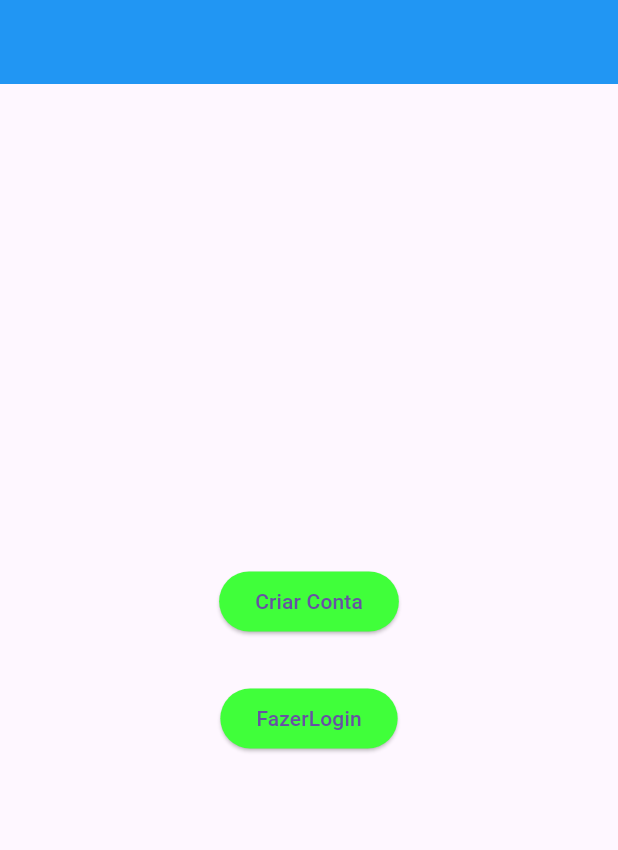
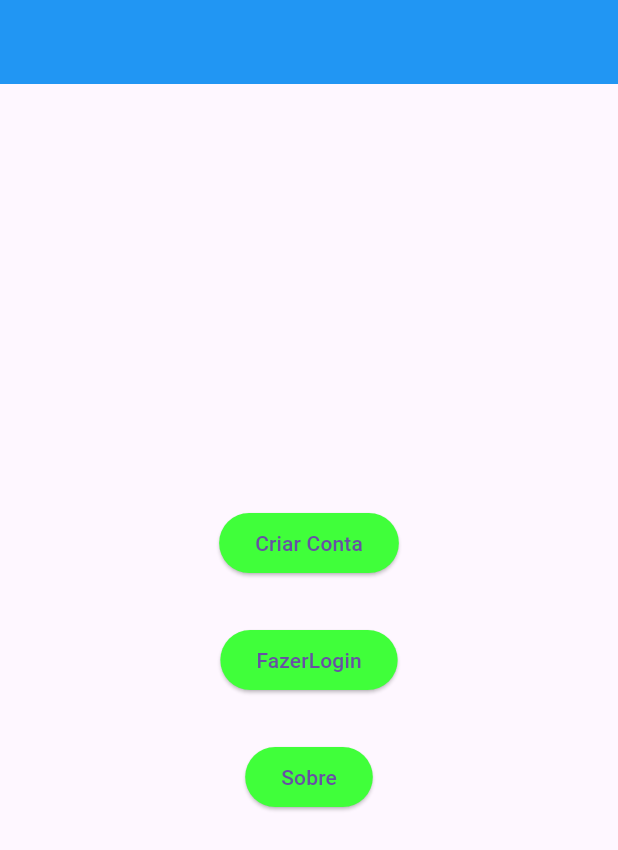
Before and after one commit to evertonMalta/prova_p1, a Flutter app: the screen it shows after launch, on a phone screen of 412 x 824 dp. Shown: the top 850 px of the screen. Run offline on Flutter 3.47's test engine with Material 3 defaults, Android fonts, the phone set to English and light mode, and no system bars; our stand-ins replace device_preview.

Commit message:
navegar pra tela sobre

```diff
--- a/lib/view/inital.dart
+++ b/lib/view/inital.dart
@@ -34,6 +34,16 @@ class InitialScreen extends StatelessWidget {
                 Navigator.pushNamed(context, '/login');
               },
             ),
+            SizedBox(height: 30),
+            ElevatedButton(
+              style: ElevatedButton.styleFrom(
+                backgroundColor: Color.fromARGB(255, 64, 255, 58),
+              ),
+              child: Text('Sobre'),
+              onPressed: () {
+                Navigator.pushNamed(context, '/about');
+              },
+            ),
           ],
         ),
       ),
```
